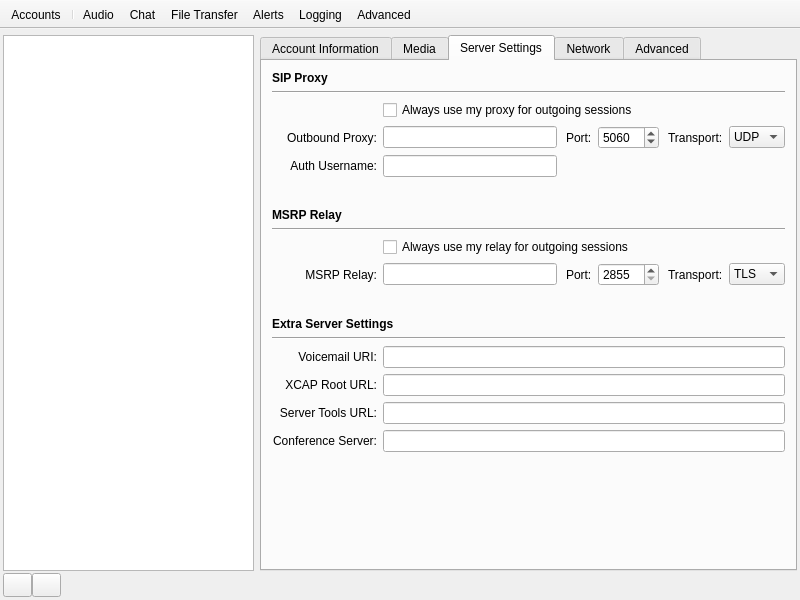
Old version of the form resources/preferences.ui in the repository pol51/blink-qt.
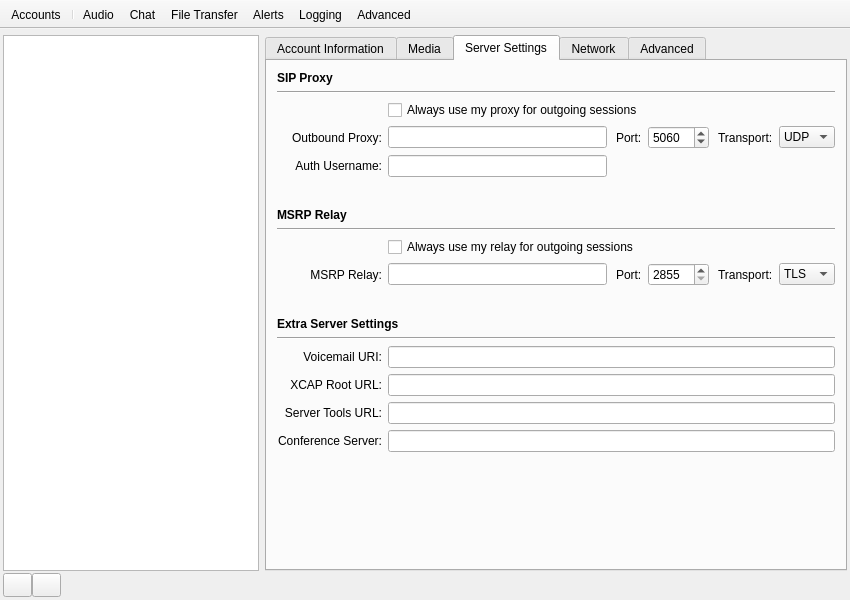
New version of the form. Icons and pictures are not drawn. Custom widgets are drawn as their Qt base class.

Commit message:
Resized preferences panel
Ignore-this: 6a5b25bb7d6d85fa8d3268ed0a6bc993

darcs-hash:20140213110300-b22ec-e5cb8bbd9ca4486f914e1f2b12027e3eecb8615b

The edit to the form file:
```diff
--- a/resources/preferences.ui
+++ b/resources/preferences.ui
@@ -6,13 +6,13 @@
    <rect>
     <x>0</x>
     <y>0</y>
-    <width>800</width>
+    <width>850</width>
     <height>600</height>
    </rect>
   </property>
   <property name="minimumSize">
    <size>
-    <width>800</width>
+    <width>850</width>
     <height>600</height>
    </size>
   </property>
```
